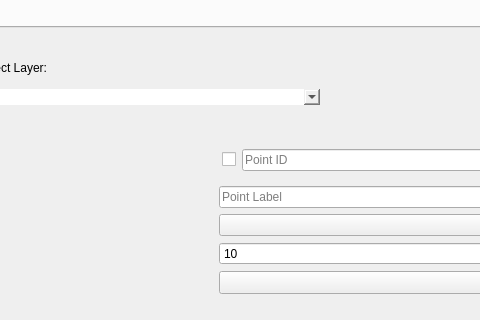
smarty/qgis-plugin, file smarty/smarty_dialog_base.ui: the form before one commit; both pictures show x 264 to 744 and y 264 to 584 of the 889 by 960 pixel window.
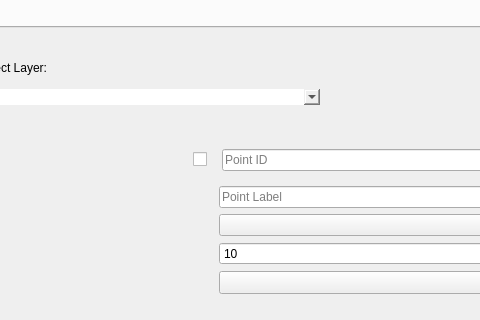
The form after the commit. Icons and pictures are not drawn. Custom widgets are drawn as their Qt base class.

Commit message: Fixed bug for pointID not working on single lookup

Patch:
```diff
--- a/smarty/smarty_dialog_base.ui
+++ b/smarty/smarty_dialog_base.ui
@@ -158,7 +158,7 @@
             <x>0</x>
             <y>0</y>
             <width>833</width>
-            <height>1158</height>
+            <height>1180</height>
            </rect>
           </property>
           <layout class="QVBoxLayout" name="verticalLayout_36">
@@ -436,19 +436,6 @@
                  <enum>QFrame::Plain</enum>
                 </property>
                 <layout class="QGridLayout" name="gridLayout_3">
-                 <item row="0" column="0">
-                  <spacer name="horizontalSpacer_4">
-                   <property name="orientation">
-                    <enum>Qt::Horizontal</enum>
-                   </property>
-                   <property name="sizeHint" stdset="0">
-                    <size>
-                     <width>40</width>
-                     <height>20</height>
-                    </size>
-                   </property>
-                  </spacer>
-                 </item>
                  <item row="8" column="0">
                   <spacer name="verticalSpacer_2">
                    <property name="orientation">
@@ -499,19 +486,6 @@
                       </property>
                      </widget>
                     </item>
-                    <item row="0" column="0">
-                     <widget class="QCheckBox" name="id_check_box">
-                      <property name="maximumSize">
-                       <size>
-                        <width>30</width>
-                        <height>16777215</height>
-                       </size>
-                      </property>
-                      <property name="text">
-                       <string/>
-                      </property>
-                     </widget>
-                    </item>
                    </layout>
                   </widget>
                  </item>
@@ -766,6 +740,19 @@
                    </property>
                   </widget>
                  </item>
+                 <item row="0" column="0" alignment="Qt::AlignRight">
+                  <widget class="QCheckBox" name="id_check_box">
+                   <property name="maximumSize">
+                    <size>
+                     <width>30</width>
+                     <height>16777215</height>
+                    </size>
+                   </property>
+                   <property name="text">
+                    <string/>
+                   </property>
+                  </widget>
+                 </item>
                 </layout>
                </widget>
               </item>
```
Left out of the diff: 7 changed lines with no effect on the pictures.
